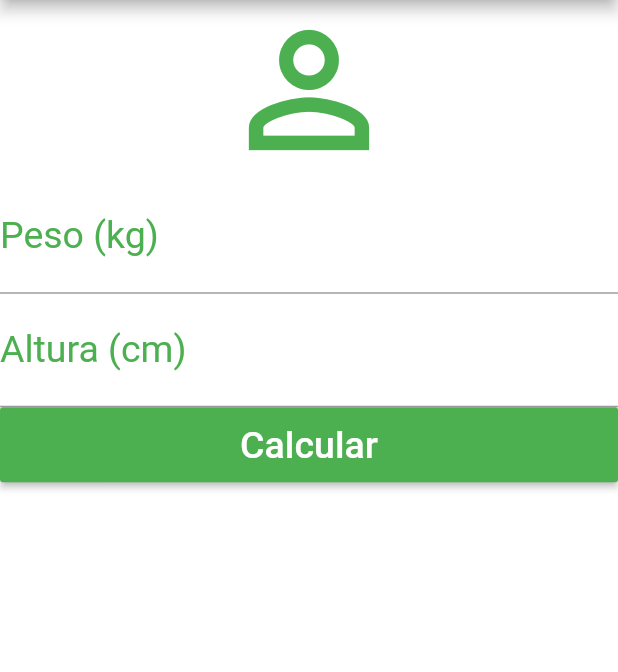
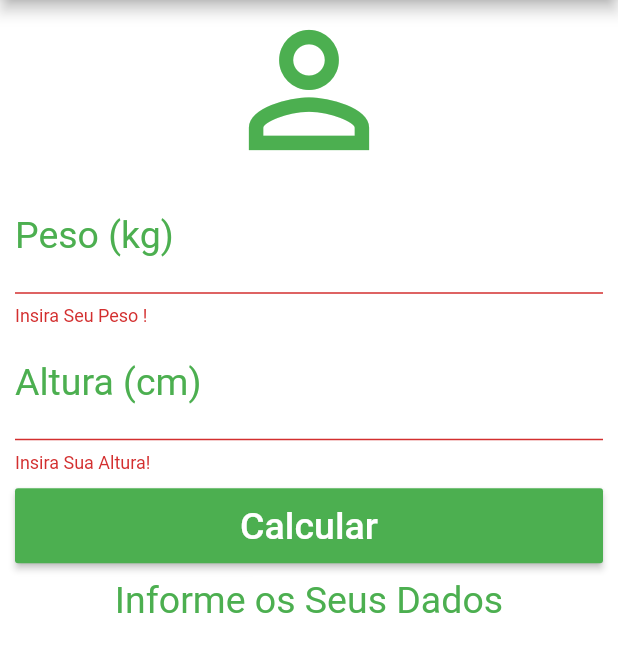
Before and after one commit to hugosgomes/udemy_curso_flutter, a Flutter app: the screen it shows after launch, after a tap on "Calcular", on a phone screen of 412 x 824 dp, the part 84-756 px from its top. Run offline on Flutter 3.47's test engine with Material 2 defaults, Android fonts, the phone set to English and light mode, and no system bars.

Commit message:
App02 completo

```diff
--- a/app02_calculadora_de_imc/lib/main.dart
+++ b/app02_calculadora_de_imc/lib/main.dart
@@ -12,6 +12,44 @@ class Home extends StatefulWidget {
 }
 
 class _HomeState extends State<Home> {
+  TextEditingController weigthController = TextEditingController();
+  TextEditingController heigthController = TextEditingController();
+
+  GlobalKey<FormState> _formKey = GlobalKey<FormState>();
+
+  String _infoText = "Informe os Seus Dados";
+
+  void _resetFields() {
+      weigthController.text = "";
+      heigthController.text = "";
+    setState(() {
+      _infoText = "Informe os Seus Dados";
+      _formKey = GlobalKey<FormState>();
+    });
+  }
+
+  void _calculate() {
+    setState(() {
+      double weigth = double.parse(weigthController.text);
+      double heigth = double.parse(heigthController.text) /100;
+      double imc = weigth / (heigth * heigth);
+      if(imc < 18.6) {
+        _infoText = "Abaixo do Peso (${imc.toStringAsPrecision(4)})";
+      }else if(imc >= 18.6 && imc < 24.9) {
+        _infoText = "Peso Ideal (${imc.toStringAsPrecision(4)})";
+      }else if(imc >= 24.9 && imc < 29.9) {
+        _infoText = "Levemente Acima do Peso (${imc.toStringAsPrecision(4)})";
+      }else if(imc >= 29.9 && imc < 34.9) {
+        _infoText = "Obesidade Grau I (${imc.toStringAsPrecision(4)})";
+      }else if(imc >= 34.9 && imc < 39.9) {
+        _infoText = "Obesidade Grau II (${imc.toStringAsPrecision(4)})";
+      }else if(imc >= 40) {
+        _infoText = "Obesidade Grau III (${imc.toStringAsPrecision(4)})";
+      }
+    });
+
+  }
+
   @override
   Widget build(BuildContext context) {
     return Scaffold(
@@ -22,12 +60,16 @@ class _HomeState extends State<Home> {
           actions: <Widget>[
             IconButton(
               icon: Icon(Icons.refresh),
-            onPressed: () {},
+              onPressed: _resetFields,
             )
           ],
         ),
         backgroundColor: Colors.white,
-      body: Column(
+        body: SingleChildScrollView(
+          padding: EdgeInsets.fromLTRB(10.0, 0.0, 10.0, 0.0),
+          child: Form(
+            key: _formKey,
+            child: Column(
               crossAxisAlignment: CrossAxisAlignment.stretch,
               children: <Widget>[
                 Icon(
@@ -35,7 +77,7 @@ class _HomeState extends State<Home> {
                   size: 120.0,
                   color: Colors.green,
                 ),
-          TextField(
+                TextFormField(
                   keyboardType: TextInputType.number,
                   decoration: InputDecoration(
                     labelText: "Peso (kg)",
@@ -43,8 +85,15 @@ class _HomeState extends State<Home> {
                   ),
                   textAlign: TextAlign.center,
                   style: TextStyle(color: Colors.green, fontSize: 25.0),
+                  controller: weigthController,
+                  validator: (value) {
+                    if(value.isEmpty){
+                      return "Insira Seu Peso !";
+                    }
+                    return null;
+                  },
                 ),
-          TextField(
+                TextFormField(
                   keyboardType: TextInputType.number,
                   decoration: InputDecoration(
                     labelText: "Altura (cm)",
@@ -52,17 +101,40 @@ class _HomeState extends State<Home> {
                   ),
                   textAlign: TextAlign.center,
                   style: TextStyle(color: Colors.green, fontSize: 25.0),
+                  controller: heigthController,
+                  validator: (value) {
+                    if(value.isEmpty){
+                      return "Insira Sua Altura!";
+                    }
+                    return null;
+                  },
                 ),
-          Container(
+                Padding(
+                  padding: EdgeInsets.only(top: 10.0, bottom: 10.0),
+                  child: Container(
                     height: 50.0,
                     child: RaisedButton(
-              onPressed: () {},
-              child: Text("Calcular", style: TextStyle(color: Colors.white, fontSize: 25.0),),
+                      onPressed: () {
+                        if(_formKey.currentState.validate()){
+                          _calculate();
+                        }
+                      },
+                      child: Text(
+                        "Calcular",
+                        style: TextStyle(color: Colors.white, fontSize: 25.0),
+                      ),
                       color: Colors.green,
                     ),
+                  ),
+                ),
+                Text(
+                  _infoText,
+                  textAlign: TextAlign.center,
+                  style: TextStyle(color: Colors.green, fontSize: 25.0),
                 )
               ],
             ),
-    );
+          ),
+        ));
   }
 }
```
Also changed, not shown: 1 other file. Lines whose indentation alone changed are shown as unchanged.
